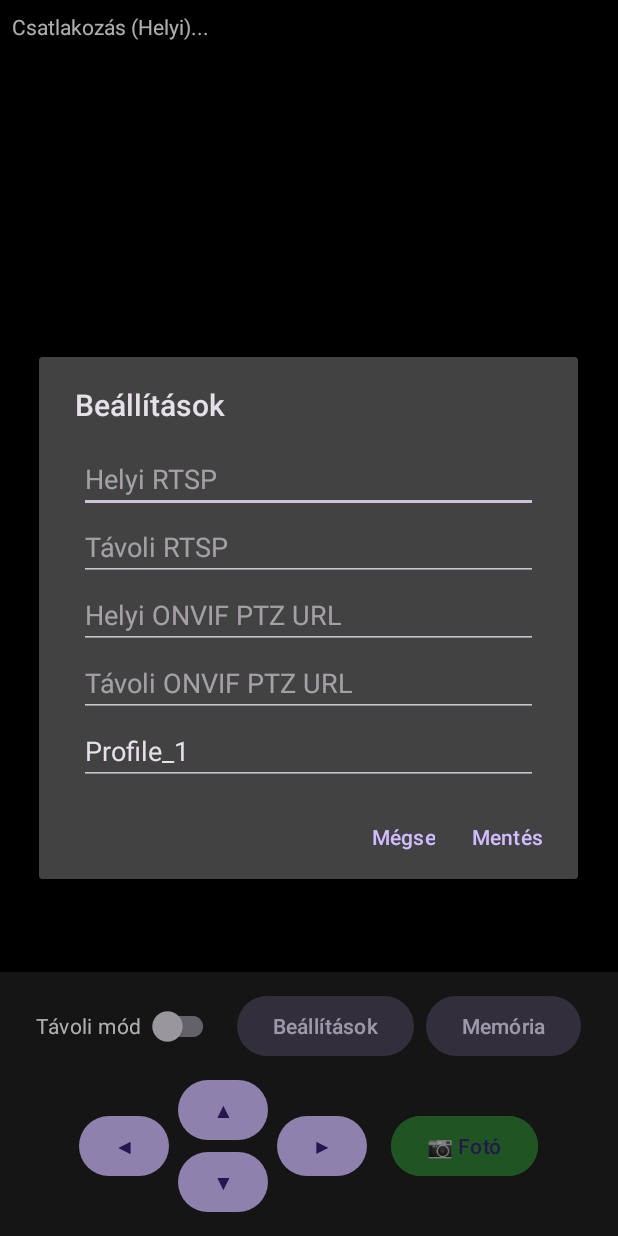
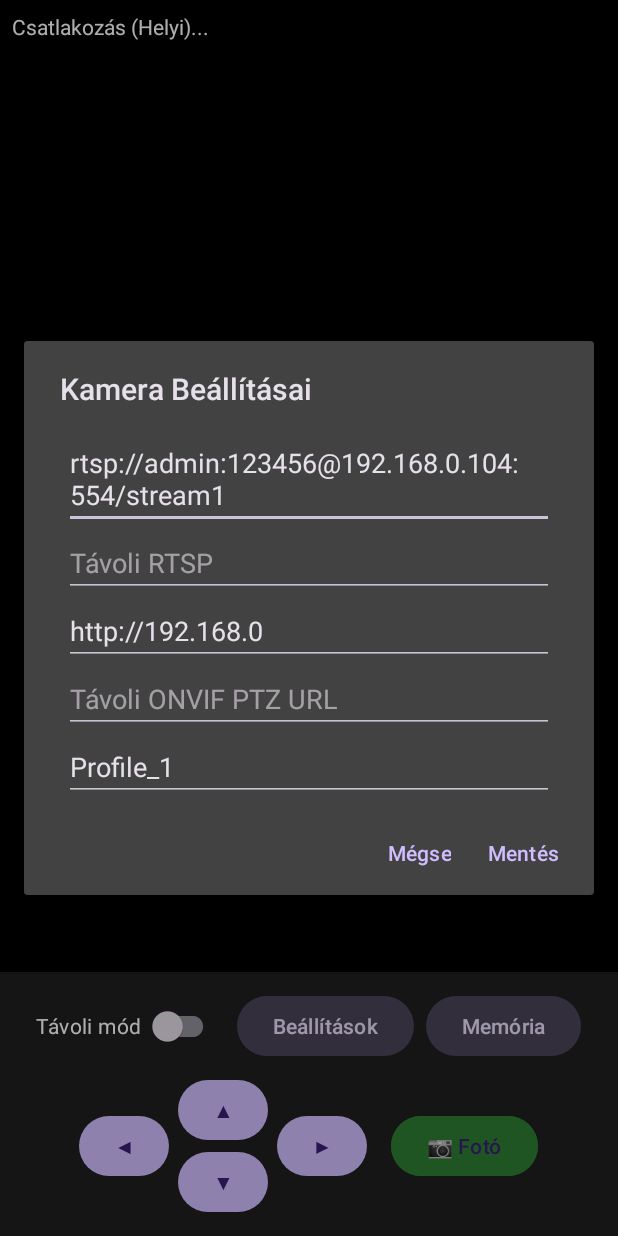
Before and after one commit to aspargilius68-lang/Ip-kamera, an Android app: the screen it shows after launch (MainActivity), after a tap on "Beállítások", on a phone screen of 412 x 824 dp. Run offline under Robolectric (Android 15) with nearby library versions, the phone set to English and light mode, and no system bars; 2 statements that could not run were skipped.

Commit message:
fix crash

```diff
--- a/app/src/main/java/com/sajat/ipkamera/MainActivity.kt
+++ b/app/src/main/java/com/sajat/ipkamera/MainActivity.kt
@@ -1,4 +1,5 @@
 package com.sajat.ipkamera
+
 import android.content.Context
 import android.content.Intent
 import android.graphics.Bitmap
@@ -22,62 +23,116 @@ import java.io.FileOutputStream
 import java.text.SimpleDateFormat
 import java.util.Date
 import java.util.Locale
+
 class MainActivity : AppCompatActivity() {
+
     private lateinit var binding: ActivityMainBinding
     private var player: ExoPlayer? = null
     private val prefs by lazy { getSharedPreferences("kamera_prefs", Context.MODE_PRIVATE) }
+
     override fun onCreate(savedInstanceState: Bundle?) {
         super.onCreate(savedInstanceState)
         binding = ActivityMainBinding.inflate(layoutInflater)
         setContentView(binding.root)
         setupControls()
     }
-    override fun onStart() { super.onStart(); startStream() }
-    override fun onStop() { super.onStop(); releasePlayer() }
+
+    override fun onStart() {
+        super.onStart()
+        startStream()
+    }
+
+    override fun onStop() {
+        super.onStop()
+        releasePlayer()
+    }
+
     private fun setupControls() {
         binding.switchRemote.isChecked = prefs.getBoolean("is_remote", false)
         binding.switchRemote.setOnCheckedChangeListener { _, isChecked ->
             prefs.edit().putBoolean("is_remote", isChecked).apply()
             startStream()
         }
+
         binding.btnSettings.setOnClickListener { showSettingsDialog() }
-        binding.btnGallery.setOnClickListener { startActivity(Intent(this, GalleryActivity::class.java)) }
+        binding.btnGallery.setOnClickListener {
+            startActivity(Intent(this, GalleryActivity::class.java))
+        }
         binding.btnSnapshot.setOnClickListener { takeSnapshot() }
+
         binding.btnLeft.setOnClickListener { sendMove(-0.5f, 0f) }
         binding.btnRight.setOnClickListener { sendMove(0.5f, 0f) }
         binding.btnUp.setOnClickListener { sendMove(0f, 0.5f) }
         binding.btnDown.setOnClickListener { sendMove(0f, -0.5f) }
     }
+
     private fun sendMove(x: Float, y: Float) {
         val isRemote = prefs.getBoolean("is_remote", false)
-        val onvifUrl = if (isRemote) prefs.getString("remote_onvif", "") ?: "" else prefs.getString("local_onvif", "http://192.168.1.100:80/onvif/ptz_service") ?: ""
+        val onvifUrl = if (isRemote) {
+            prefs.getString("remote_onvif", "") ?: ""
+        } else {
+            prefs.getString("local_onvif", "http://192.168.0") ?: ""
+        }
         val token = prefs.getString("ptz_token", "Profile_1") ?: "Profile_1"
+
         OnvifPtzController.move(onvifUrl, token, x, y) { success ->
-            runOnUiThread { if (!success) Toast.makeText(this, "PTZ hiba: ellenőrizd az ONVIF címet!", Toast.LENGTH_SHORT).show() }
+            runOnUiThread {
+                if (!success) {
+                    Toast.makeText(this, "PTZ hiba: ellenőrizd az ONVIF címet!", Toast.LENGTH_SHORT).show()
                 }
             }
+        }
+    }
+
     @OptIn(UnstableApi::class)
     private fun startStream() {
         releasePlayer()
         val isRemote = prefs.getBoolean("is_remote", false)
-        val url = if (isRemote) prefs.getString("remote_rtsp", "") ?: "" else prefs.getString("local_rtsp", "rtsp://admin:12345@192.168.1.100:554/stream1") ?: ""
-        if (url.isBlank()) { binding.tvStatus.text = "Nincs megadva kamera cím! Nyisd meg a Beállításokat."; return }
+        val url = if (isRemote) {
+            prefs.getString("remote_rtsp", "") ?: ""
+        } else {
+            prefs.getString("local_rtsp", "rtsp://admin:123456@192.168.0.104:554/stream1") ?: ""
+        }
+
+        if (url.isBlank()) {
+            binding.tvStatus.text = "Nincs megadva kamera cím! Nyisd meg a Beállításokat."
+            return
+        }
+
         binding.tvStatus.text = if (isRemote) "Csatlakozás (Távoli)..." else "Csatlakozás (Helyi)..."
+
+        try {
             player = ExoPlayer.Builder(this).build().apply {
                 binding.playerView.player = this
-            val mediaSource = RtspMediaSource.Factory().setForceUseRtpTcp(true).createMediaSource(MediaItem.fromUri(url))
+                val mediaSource = RtspMediaSource.Factory()
+                    .createMediaSource(MediaItem.fromUri(url))
+
                 setMediaSource(mediaSource)
                 addListener(object : Player.Listener {
                     override fun onPlaybackStateChanged(state: Int) {
-                    if (state == Player.STATE_READY) binding.tvStatus.text = if (isRemote) "ÉLŐ (Távoli)" else "ÉLŐ (Helyi)"
+                        if (state == Player.STATE_READY) {
+                            binding.tvStatus.text = if (isRemote) "ÉLŐ (Távoli)" else "ÉLŐ (Helyi)"
                         }
-                override fun onPlayerError(error: PlaybackException) { binding.tvStatus.text = "Hiba: ${error.message}" }
+                    }
+                    override fun onPlayerError(error: PlaybackException) {
+                        binding.tvStatus.text = "Kamera hiba: ${error.errorCodeName}"
+                    }
                 })
                 prepare()
                 playWhenReady = true
             }
+        } catch (e: Exception) {
+            binding.tvStatus.text = "Érvénytelen cím: ${e.message}"
         }
-    private fun releasePlayer() { player?.release(); player = null }
+    }
+
+    private fun releasePlayer() {
+        try {
+            player?.release()
+        } catch (_: Exception) { }
+        player = null
+    }
+
     private fun takeSnapshot() {
         val videoSurface = binding.playerView.videoSurfaceView
         if (videoSurface is TextureView && videoSurface.isAvailable) {
@@ -86,24 +141,63 @@ class MainActivity : AppCompatActivity() {
                 val dir = File(filesDir, "snapshots").apply { mkdirs() }
                 val timeStamp = SimpleDateFormat("yyyyMMdd_HHmmss", Locale.getDefault()).format(Date())
                 val file = File(dir, "CAM_$timeStamp.jpg")
-                FileOutputStream(file).use { out -> bitmap.compress(Bitmap.CompressFormat.JPEG, 90, out) }
+                FileOutputStream(file).use { out ->
+                    bitmap.compress(Bitmap.CompressFormat.JPEG, 90, out)
+                }
                 Toast.makeText(this, "Kép elmentve a memóriába!", Toast.LENGTH_SHORT).show()
                 return
             }
         }
         Toast.makeText(this, "A kép mentéséhez indítsd el az élőképet!", Toast.LENGTH_SHORT).show()
     }
+
     private fun showSettingsDialog() {
-        val layout = LinearLayout(this).apply { orientation = LinearLayout.VERTICAL; setPadding(40, 20, 40, 10) }
-        val etLocalRtsp = EditText(this).apply { hint = "Helyi RTSP"; setText(prefs.getString("local_rtsp", "")) }
-        val etRemoteRtsp = EditText(this).apply { hint = "Távoli RTSP"; setText(prefs.getString("remote_rtsp", "")) }
-        val etLocalOnvif = EditText(this).apply { hint = "Helyi ONVIF PTZ URL"; setText(prefs.getString("local_onvif", "")) }
-        val etRemoteOnvif = EditText(this).apply { hint = "Távoli ONVIF PTZ URL"; setText(prefs.getString("remote_onvif", "")) }
-        val etToken = EditText(this).apply { hint = "ONVIF Token (Profile_1)"; setText(prefs.getString("ptz_token", "Profile_1")) }
-        layout.addView(etLocalRtsp); layout.addView(etRemoteRtsp); layout.addView(etLocalOnvif); layout.addView(etRemoteOnvif); layout.addView(etToken)
-        AlertDialog.Builder(this).setTitle("Beállítások").setView(layout).setPositiveButton("Mentés") { _, _ ->
-            prefs.edit().putString("local_rtsp", etLocalRtsp.text.toString().trim()).putString("remote_rtsp", etRemoteRtsp.text.toString().trim()).putString("local_onvif", etLocalOnvif.text.toString().trim()).putString("remote_onvif", etRemoteOnvif.text.toString().trim()).putString("ptz_token", etToken.text.toString().trim()).apply()
+        val layout = LinearLayout(this).apply {
+            orientation = LinearLayout.VERTICAL
+            setPadding(40, 20, 40, 10)
+        }
+
+        val etLocalRtsp = EditText(this).apply {
+            hint = "Helyi RTSP"
+            setText(prefs.getString("local_rtsp", "rtsp://admin:123456@192.168.0.104:554/stream1"))
+        }
+        val etRemoteRtsp = EditText(this).apply {
+            hint = "Távoli RTSP"
+            setText(prefs.getString("remote_rtsp", ""))
+        }
+        val etLocalOnvif = EditText(this).apply {
+            hint = "Helyi ONVIF PTZ URL"
+            setText(prefs.getString("local_onvif", "http://192.168.0"))
+        }
+        val etRemoteOnvif = EditText(this).apply {
+            hint = "Távoli ONVIF PTZ URL"
+            setText(prefs.getString("remote_onvif", ""))
+        }
+        val etToken = EditText(this).apply {
+            hint = "ONVIF Profile Token"
+            setText(prefs.getString("ptz_token", "Profile_1"))
+        }
+
+        layout.addView(etLocalRtsp)
+        layout.addView(etRemoteRtsp)
+        layout.addView(etLocalOnvif)
+        layout.addView(etRemoteOnvif)
+        layout.addView(etToken)
+
+        AlertDialog.Builder(this)
+            .setTitle("Kamera Beállításai")
+            .setView(layout)
+            .setPositiveButton("Mentés") { _, _ ->
+                prefs.edit()
+                    .putString("local_rtsp", etLocalRtsp.text.toString().trim())
+                    .putString("remote_rtsp", etRemoteRtsp.text.toString().trim())
+                    .putString("local_onvif", etLocalOnvif.text.toString().trim())
+                    .putString("remote_onvif", etRemoteOnvif.text.toString().trim())
+                    .putString("ptz_token", etToken.text.toString().trim())
+                    .apply()
                 startStream()
-        }.setNegativeButton("Mégse", null).show()
+            }
+            .setNegativeButton("Mégse", null)
+            .show()
     }
 }
```
Lines whose indentation alone changed are shown as unchanged.
